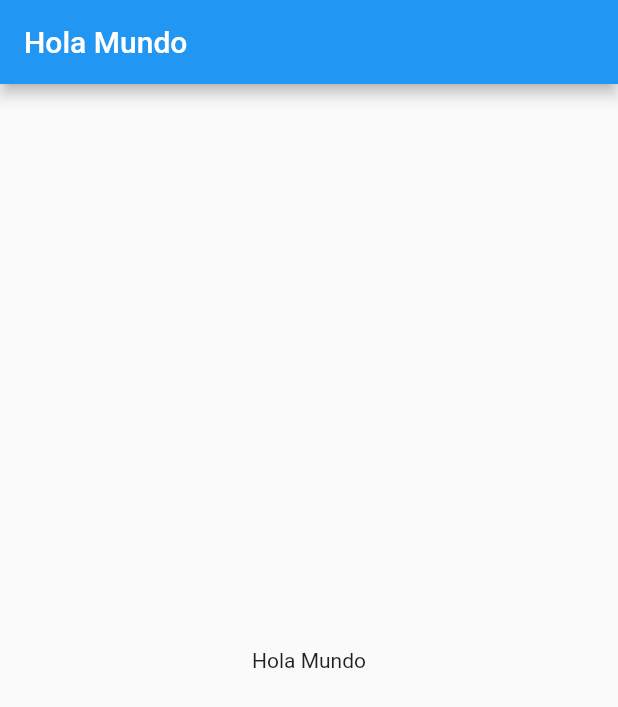
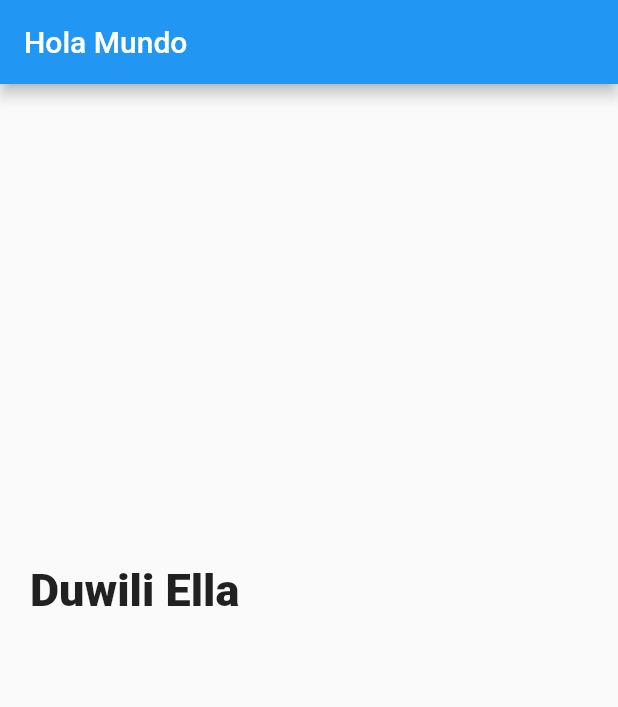
Before and after one commit to edgvac22/practice-flutter-platzi, a Flutter app: the screen it shows after launch, on a phone screen of 412 x 824 dp. Shown: the top 707 px of the screen. Run offline on Flutter 3.47's test engine with Material 2 defaults, Android fonts, the phone set to English and light mode, and no system bars.

Commit message:
Adding title to description

```diff
--- /dev/null
+++ b/lib/description_place.dart
@@ -0,0 +1,34 @@
+import 'package:flutter/material.dart';
+
+class DescriptionPlace extends StatelessWidget {
+  const DescriptionPlace({Key? key}) : super(key: key);
+
+  @override
+  Widget build(BuildContext context) {
+    // ignore: todo
+    // TODO: implement build
+
+    final title_stars = Row (
+      children:  <Widget>[
+        Container (
+          margin: const EdgeInsets.only(
+            top: 320.0,
+            left: 20.0,
+            right: 20.0
+          ),
+          child: const Text(
+            "Duwili Ella",
+            style: TextStyle(
+              fontSize: 30.0,
+              fontWeight: FontWeight.w900
+            ),
+            textAlign: TextAlign.left,
+          ),
+        )
+      ],
+    );
+
+    return title_stars;
+  }
+
+}
--- a/lib/main.dart
+++ b/lib/main.dart
@@ -1,5 +1,5 @@
 import 'package:flutter/material.dart';
-
+import 'description_place.dart';
 void main() {
   runApp(const MyApp());
 }
@@ -24,13 +24,11 @@ class MyApp extends StatelessWidget {
         // is not restarted.
         primarySwatch: Colors.blue,
       ),
-      home: Scaffold(//const MyHomePage(title: 'Flutter Demo Home Page'),
+      home: Scaffold(
         appBar: AppBar(
-          title: const Text("Hola Mundo"),
+          title: Text("Hola Mundo"),
         ),
-        body: const Center(
-          child: Text("Hola Mundo"),
-        ),
+        body: new DescriptionPlace(),
       )
     );
   }
```
